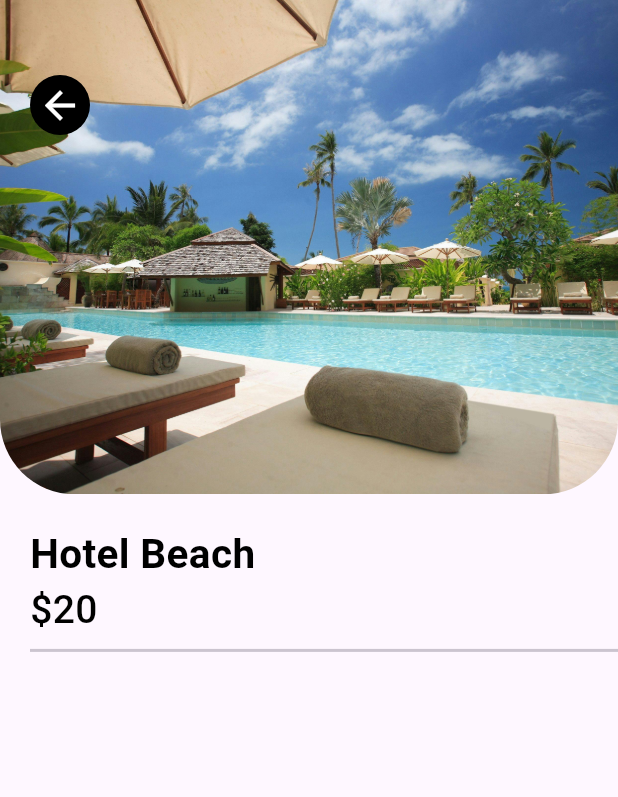
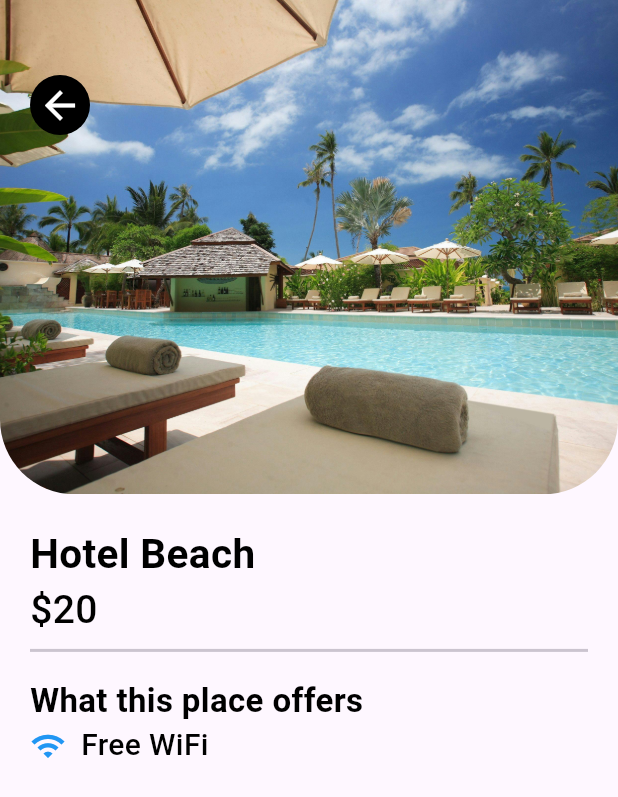
Before and after one commit to Alvin11David/HOTEL-BOOKING-APP, a Flutter app: the screen it shows after launch, on a phone screen of 412 x 824 dp. Shown: the top 797 px of the screen. Run offline on Flutter 3.47's test engine with Material 3 defaults, Android fonts, the phone set to English and light mode, and no system bars.

Commit message:
added the icon

```diff
--- a/hotel_booking_app/lib/pages/detail_page.dart
+++ b/hotel_booking_app/lib/pages/detail_page.dart
@@ -49,14 +49,23 @@ class _DetailPageState extends State<DetailPage> {
               ],
             ),
             Padding(
-              padding: const EdgeInsets.only(left: 20),
+              padding: const EdgeInsets.only(left: 20, right: 20),
               child: Column(
                 crossAxisAlignment: CrossAxisAlignment.start,
                 children: [
                   SizedBox(height: 20),
                   Text("Hotel Beach", style: AppWidget.headlinetextstyle(27)),
                   Text("\$20",style: AppWidget.normaltextstyle(26)),
-                  Divider(thickness: 2,)
+                  Divider(thickness: 2,),
+                  SizedBox(height: 10),
+                  Text("What this place offers", style: AppWidget.headlinetextstyle(22)),
+                  Row(
+                    children: [
+                      Icon(Icons.wifi, color: Colors.blue),
+                      SizedBox(width: 10),
+                      Text("Free WiFi", style: AppWidget.normaltextstyle(20)),
+                    ],
+                  )
                 ],
               ),
             )
```
